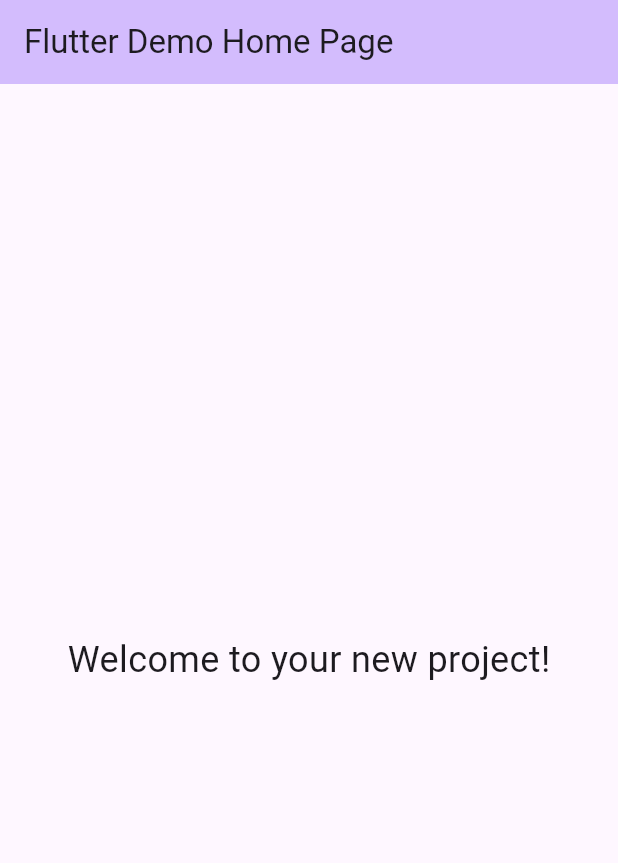
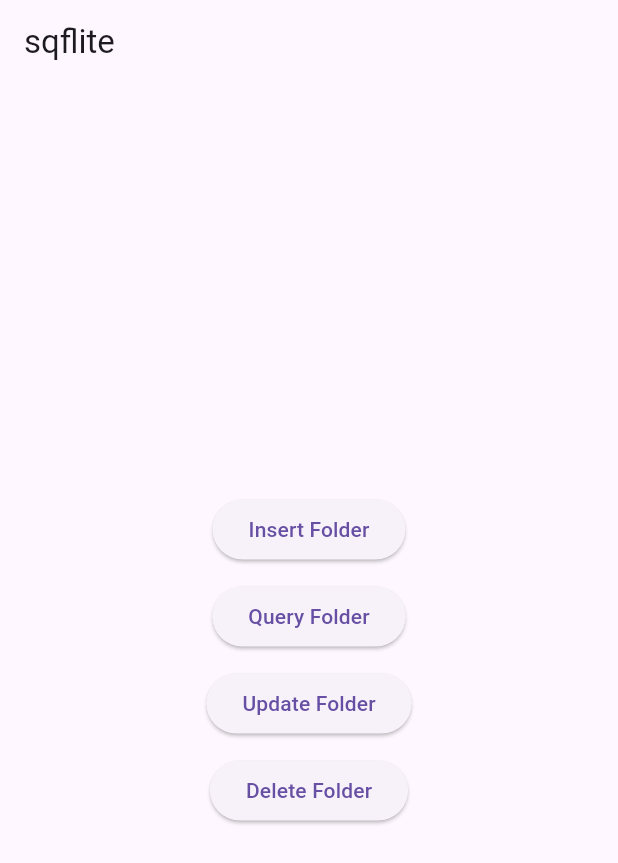
Before and after one commit to Vrutik2/Card-Organizer-App, a Flutter app: the screen it shows after launch, on a phone screen of 412 x 824 dp. Shown: the top 863 px of the screen. Run offline on Flutter 3.47's test engine with Material 3 defaults, Android fonts, the phone set to English and light mode, and no system bars; our stand-ins replace sqflite; accounts and stored records are empty.

```diff
--- /dev/null
+++ b/lib/database_helper.dart
@@ -0,0 +1,112 @@
+import 'package:flutter/material.dart';
+import 'package:path/path.dart';
+import 'package:sqflite/sqflite.dart';
+import 'package:path_provider/path_provider.dart';
+
+class DatabaseHelper {
+  static const _databaseName = "MyDatabase.db";
+  static const _databaseVersion = 1;
+  static const folder = 'table';
+  static const cards = 'cards';
+  static const cardId = '_id';
+  static const folderId = '_id';
+  static const columnNum = 'num';
+  static const columnSuit = 'suit';
+  static const name = 'name';
+  static const folderName = 'folderName';
+  static const foreignId = 'folderKey';
+
+  late Database _db;
+
+  Future<void> init() async {
+    final documentsDirectory = await getApplicationDocumentsDirectory();
+    final path = join(documentsDirectory.path, _databaseName);
+    _db = await openDatabase(
+      path,
+      version: _databaseVersion,
+      onCreate: _onCreate,
+    );
+  }
+
+  Future _onCreate(Database db, int version) async {
+    await db.execute('''
+    CREATE TABLE $folder (
+      $folderId INTEGER PRIMARY KEY,
+      $columnSuit TEXT NOT NULL,
+      $folderName TEXT NOT NULL
+    )
+  ''');
+
+    await db.execute('''
+    CREATE TABLE $cards (
+      $cardId INTEGER PRIMARY KEY,
+      $columnNum INTEGER NOT NULL,
+      $name TEXT NOT NULL,
+      $folderId INTEGER,
+      FOREIGN KEY($folderId) REFERENCES $folder($folderId)
+    )
+  ''');
+  }
+
+  Future<int> insert(Map<String, dynamic> row) async {
+    return await _db.insert(folder, row);
+  }
+
+  Future<List<Map<String, dynamic>>> queryAllRows() async {
+    return await _db.query(folder);
+  }
+
+  Future<int> queryRowCount() async {
+    final results = await _db.rawQuery('SELECT COUNT(*) FROM $folder');
+    return Sqflite.firstIntValue(results) ?? 0;
+  }
+
+  Future<int> update(Map<String, dynamic> row) async {
+    int id = row[folderId];
+    return await _db.update(
+      folder,
+      row,
+      where: '$folderId = ?',
+      whereArgs: [id],
+    );
+  }
+
+  Future<int> delete(int id) async {
+    return await _db.delete(
+      cards,
+      where: '$folderId = ?',
+      whereArgs: [id],
+    );
+  }
+
+  Future<int> insertC(Map<String, dynamic> row) async {
+    return await _db.insert(cards, row);
+  }
+
+  Future<List<Map<String, dynamic>>> queryAllRowsC() async {
+    return await _db.query(cards);
+  }
+
+  Future<int> queryRowCountC() async {
+    final results = await _db.rawQuery('SELECT COUNT(*) FROM $cards');
+    return Sqflite.firstIntValue(results) ?? 0;
+  }
+
+  Future<int> updateC(Map<String, dynamic> row) async {
+    int id = row[cardId];
+    return await _db.update(
+      cards,
+      row,
+      where: '$cardId = ?',
+      whereArgs: [id],
+    );
+  }
+
+  Future<int> deleteC(int id) async {
+    return await _db.delete(
+      cards,
+      where: '$cardId = ?',
+      whereArgs: [id],
+    );
+  }
+}
--- a/lib/main.dart
+++ b/lib/main.dart
@@ -1,43 +1,101 @@
 import 'package:flutter/material.dart';
+import 'package:sqflite/sqflite.dart';
+import 'database_helper.dart';
 
-void main() {
+final dbHelper = DatabaseHelper();
+Future<void> main() async {
+  WidgetsFlutterBinding.ensureInitialized();
+
+  await dbHelper.init();
   runApp(const MyApp());
 }
 
 class MyApp extends StatelessWidget {
   const MyApp({super.key});
-
   @override
   Widget build(BuildContext context) {
     return MaterialApp(
       title: 'Card Organizer App',
       theme: ThemeData(
-        colorScheme: ColorScheme.fromSeed(seedColor: Colors.deepPurple),
-        useMaterial3: true,
+        primarySwatch: Colors.blue,
       ),
-      home: const MyHomePage(title: 'Flutter Demo Home Page'),
+      home: const MyHomePage(),
     );
   }
 }
 
 class MyHomePage extends StatelessWidget {
-  const MyHomePage({super.key, required this.title});
-
-  final String title;
+  const MyHomePage({super.key});
 
   @override
   Widget build(BuildContext context) {
     return Scaffold(
       appBar: AppBar(
-        backgroundColor: Theme.of(context).colorScheme.inversePrimary,
-        title: Text(title),
+        title: const Text('sqflite'),
       ),
-      body: const Center(
-        child: Text(
-          'Welcome to your new project!',
-          style: TextStyle(fontSize: 24),
+      body: Center(
+        child: Column(
+          mainAxisAlignment: MainAxisAlignment.center,
+          children: <Widget>[
+            ElevatedButton(
+              onPressed: _insertFolder,
+              child: const Text('Insert Folder'),
+            ),
+            const SizedBox(height: 10),
+            ElevatedButton(
+              onPressed: _queryFolders,
+              child: const Text('Query Folder'),
+            ),
+            const SizedBox(height: 10),
+            ElevatedButton(
+              onPressed: _updateFolder,
+              child: const Text('Update Folder'),
+            ),
+            const SizedBox(height: 10),
+            ElevatedButton(
+              onPressed: _deleteFolder,
+              child: const Text('Delete Folder'),
+            ),
+          ],
         ),
       ),
     );
   }
+
+
+ void _insertFolder() async {
+    Map<String, dynamic> row = {
+      DatabaseHelper.folderName: 'Hearts',
+      DatabaseHelper.columnSuit: 'Hearts'
+    };
+    final id = await dbHelper.insert(row);
+    debugPrint('Inserted folder with id: $id');
+  }
+
+
+  void _queryFolders() async {
+    final allRows = await dbHelper.queryAllRows();
+    debugPrint('Query all folders:');
+    for (final row in allRows) {
+      debugPrint(row.toString());
+    }
+  }
+
+
+  void _updateFolder() async {
+    Map<String, dynamic> row = {
+      DatabaseHelper.folderId: 1,
+      DatabaseHelper.folderName: 'Red Cards',
+      DatabaseHelper.columnSuit: 'Hearts',
+    };
+    final rowsAffected = await dbHelper.update(row);
+    debugPrint('Updated $rowsAffected folder(s)');
+  }
+
+
+  void _deleteFolder() async {
+    final id = 1;
+    final rowsDeleted = await dbHelper.delete(id);
+    debugPrint('Deleted $rowsDeleted folder(s): folder $id');
+  }
 }
```
Also changed, not shown: pubspec.yaml (+18 -73 lines), assets/1.png (added), assets/10.png (added), assets/2.png (added), assets/3.png (added), assets/4.png (added), assets/5.png (added), assets/6.png (added), assets/7.png (added), assets/8.png (added), assets/9.png (added), pubspec.lock, 1 other file.
